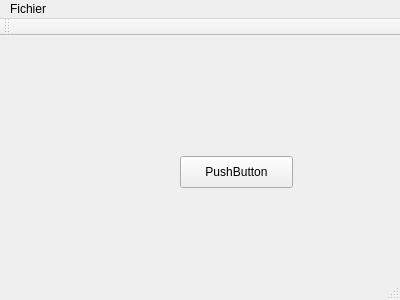
Old version of the form src/mainwindow.ui in the repository benjbaron/TraceViz.
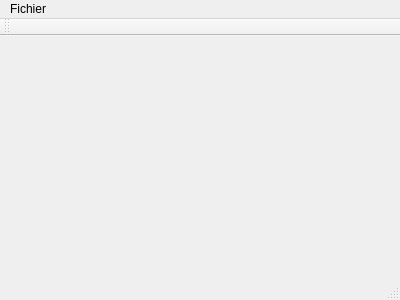
New version of the form.

The edit to the form file:
```diff
--- a/src/mainwindow.ui
+++ b/src/mainwindow.ui
@@ -13,21 +13,7 @@
   <property name="windowTitle">
    <string>MainWindow</string>
   </property>
-  <widget class="QWidget" name="centralWidget">
-   <widget class="QPushButton" name="pushButton">
-    <property name="geometry">
-     <rect>
-      <x>180</x>
-      <y>120</y>
-      <width>113</width>
-      <height>32</height>
-     </rect>
-    </property>
-    <property name="text">
-     <string>PushButton</string>
-    </property>
-   </widget>
-  </widget>
+  <widget class="QWidget" name="centralWidget"/>
   <widget class="QMenuBar" name="menuBar">
    <property name="geometry">
     <rect>
```
Left out of the diff: 2 changed lines with no effect on the pictures.
